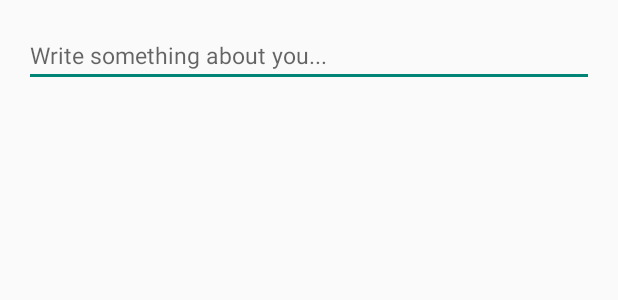
After one commit to bolgianialberto/TMTS, an Android app: the layout dialog_edit_bio.xml on its own in the app's theme, with its tools: preview values and no code run, on a phone screen of 412 x 824 dp. The commit adds this screen. Shown: the top 300 px of the screen. Run offline under Robolectric (Android 15) with nearby library versions, the phone set to English and light mode, and no system bars.

Commit message:
Edit Bio + Modal + Firebase

```diff
--- /dev/null
+++ b/app/src/main/res/layout/dialog_edit_bio.xml
@@ -0,0 +1,29 @@
+<?xml version="1.0" encoding="utf-8"?>
+<LinearLayout xmlns:android="http://schemas.android.com/apk/res/android"
+    android:layout_width="match_parent"
+    android:layout_height="wrap_content"
+    android:orientation="vertical"
+    android:padding="16dp">
+
+    <EditText
+        android:id="@+id/et_bio"
+        android:layout_width="match_parent"
+        android:layout_height="wrap_content"
+
+        android:hint="Write something about you..."
+        android:inputType="textMultiLine"
+
+        android:maxLength="97"
+        android:textSize="15sp" />
+
+    <TextView
+        android:id="@+id/tv_bio_error"
+        android:layout_width="match_parent"
+        android:layout_height="wrap_content"
+
+        android:text="errore"
+        android:textColor="@android:color/holo_red_dark"
+        android:visibility="gone"
+        android:layout_marginTop="8dp" />
+
+</LinearLayout>
--- a/app/src/main/res/layout/fragment_account.xml
+++ b/app/src/main/res/layout/fragment_account.xml
@@ -52,7 +52,7 @@
                 android:textStyle="bold"
                 android:gravity="center" />
 
-            <EditText
+            <TextView
                 android:id="@+id/tv_bio"
                 android:layout_width="200sp"
                 android:layout_height="wrap_content"
@@ -64,10 +64,6 @@
 
                 android:maxLength="97"
                 android:textSize="15sp"
-
-                android:background="@android:color/transparent"
-                android:inputType="textMultiLine"
-                android:textColor="#808080"
 
                 android:hint="Write something about you..." />
 
```
Also changed, not shown: app/src/main/java/com/example/tmts/fragments/AccountFragment.kt (+79 -21 lines).
